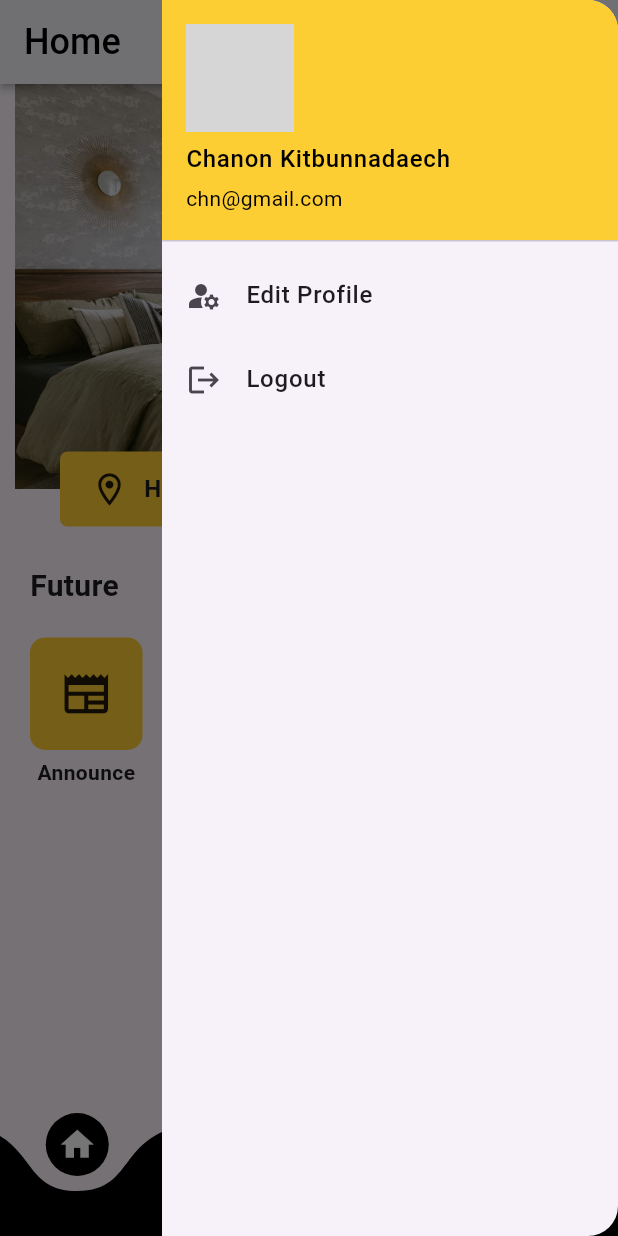
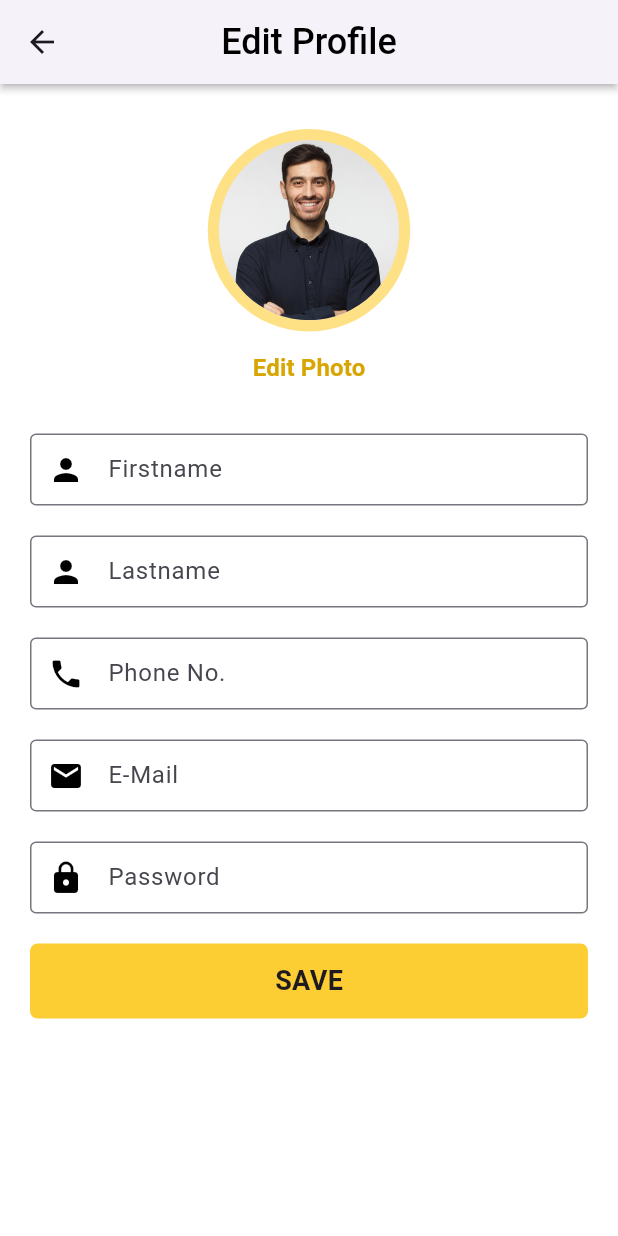
Before and after one commit to NonChanon/Dormy_App, a Flutter app: the HomePage screen opened directly, in the side drawer, after a tap on "Edit Profile", on a phone screen of 412 x 824 dp. Run offline on Flutter 3.47's test engine with Material 3 defaults, Android fonts, the phone set to English and light mode, and no system bars; drawn by our look-alikes of curved_navigation_bar; our stand-ins replace get; grey boxes are pictures that could not be loaded.

```diff
--- a/lib/src/pages/edit_profile.dart
+++ b/lib/src/pages/edit_profile.dart
@@ -0,0 +1,246 @@
+import 'dart:io';
+
+import 'package:flutter/material.dart';
+
+class EditProfile extends StatefulWidget {
+  @override
+  _EditProfileState createState() => _EditProfileState();
+}
+
+class _EditProfileState extends State<EditProfile> {
+  File? _imageFile; // รูปภาพที่ถูกเลือก
+  final _nameController = TextEditingController();
+  final _surnameController = TextEditingController();
+  final _emailController = TextEditingController();
+  final _phoneController = TextEditingController();
+  final _passwordController = TextEditingController();
+
+  @override
+  Widget build(BuildContext context) {
+    return Scaffold(
+      backgroundColor: Colors.white,
+      appBar: AppBar(
+        backgroundColor: Colors.white,
+        centerTitle: true,
+        title: Text("Edit Profile"),
+        elevation: 2,
+        shadowColor: Colors.black,
+        titleTextStyle: TextStyle(
+            color: Colors.black, fontSize: 24, fontWeight: FontWeight.w500),
+      ),
+      body: SingleChildScrollView(
+        child: Column(
+          crossAxisAlignment: CrossAxisAlignment.center,
+          children: [
+            Container(
+              margin: EdgeInsets.only(top: 30),
+              width: 135,
+              height: 135,
+              decoration: BoxDecoration(
+                shape: BoxShape.circle,
+                color: Color(0xFFFDCD34).withOpacity(0.6),
+              ),
+              child: Align(
+                alignment: Alignment.center,
+                child: CircleAvatar(
+                  radius: 60,
+                  backgroundImage:
+                      AssetImage('assets/image/profile_test.jpg'), // รูปโปรไฟล์
+                ),
+              ),
+            ),
+            // SizedBox(height: 40),
+            // GestureDetector(
+            //   onTap: _chooseImage,
+            //   child: CircleAvatar(
+            //     radius: 70,
+            //     backgroundImage: AssetImage('assets/image/profile_test.jpg'),
+            //     // backgroundImage: _imageFile != null
+            //     //     ? FileImage(_imageFile!)
+            //     //     : AssetImage('assets/default_profile_image.jpg'),
+            //   ),
+            // ),
+            TextButton(
+                onPressed: () {},
+                child: Text(
+                  'Edit Photo',
+                  style: TextStyle(
+                      fontSize: 16,
+                      fontWeight: FontWeight.bold,
+                      color: Color.fromARGB(255, 216, 166, 2)),
+                )),
+            SizedBox(height: 20),
+            Padding(
+              padding: EdgeInsets.symmetric(horizontal: 20),
+              child: Column(
+                children: [
+                  TextFormField(
+                    keyboardType: TextInputType.name,
+                    controller: _nameController,
+                    decoration: InputDecoration(
+                      focusedBorder: OutlineInputBorder(
+                        borderSide: BorderSide(color: Colors.black),
+                      ),
+                      contentPadding: EdgeInsets.symmetric(
+                          vertical: 12.0, horizontal: 15.0),
+                      hintText: 'Firstname',
+                      border: OutlineInputBorder(),
+                      prefixIcon: Icon(Icons.person, color: Colors.black),
+                    ),
+                    validator: (value) {
+                      bool nameValid = RegExp(r"^[a-zA-Z]").hasMatch(value!);
+                      if (value.isEmpty) {
+                        return "Enter Firstname";
+                      } else if (!nameValid) {
+                        return "Enter Valid Firstname";
+                      }
+                    },
+                  ),
+                  SizedBox(
+                    height: 20,
+                  ),
+                  TextFormField(
+                    keyboardType: TextInputType.name,
+                    controller: _surnameController,
+                    decoration: InputDecoration(
+                      focusedBorder: OutlineInputBorder(
+                        borderSide: BorderSide(color: Colors.black),
+                      ),
+                      contentPadding: EdgeInsets.symmetric(
+                          vertical: 12.0, horizontal: 15.0),
+                      hintText: 'Lastname',
+                      border: OutlineInputBorder(),
+                      prefixIcon: Icon(Icons.person, color: Colors.black),
+                    ),
+                    validator: (value) {
+                      bool lastnameValid =
+                          RegExp(r"^[a-zA-Z]").hasMatch(value!);
+                      if (value.isEmpty) {
+                        return "Enter Lastname";
+                      } else if (!lastnameValid) {
+                        return "Enter Valid Lastname";
+                      }
+                    },
+                  ),
+                  SizedBox(
+                    height: 20,
+                  ),
+                  TextFormField(
+                    keyboardType: TextInputType.phone,
+                    controller: _phoneController,
+                    decoration: InputDecoration(
+                      focusedBorder: OutlineInputBorder(
+                        borderSide: BorderSide(color: Colors.black),
+                      ),
+                      contentPadding: EdgeInsets.symmetric(
+                          vertical: 12.0, horizontal: 15.0),
+                      hintText: 'Phone No.',
+                      border: OutlineInputBorder(),
+                      prefixIcon: Icon(Icons.phone, color: Colors.black),
+                    ),
+                    validator: (value) {
+                      bool numValid = RegExp(r"^[0-9]").hasMatch(value!);
+                      if (value.isEmpty) {
+                        return "Enter Phone No.";
+                      } else if (!numValid) {
+                        return "Enter Valid Phone No.";
+                      }
+                    },
+                  ),
+                  SizedBox(
+                    height: 20,
+                  ),
+                  TextFormField(
+                    keyboardType: TextInputType.emailAddress,
+                    controller: _emailController,
+                    decoration: InputDecoration(
+                      focusedBorder: OutlineInputBorder(
+                        borderSide: BorderSide(color: Colors.black),
+                      ),
+                      contentPadding: EdgeInsets.symmetric(
+                          vertical: 12.0, horizontal: 15.0),
+                      hintText: 'E-Mail',
+                      border: OutlineInputBorder(),
+                      prefixIcon: Icon(Icons.email, color: Colors.black),
+                    ),
+                    validator: (value) {
+                      bool emailValid = RegExp(
+                              r"^[a-zA-Z0-9.a-z-A-Z0-9.!#$%&'*+-/=?^_`{|}~]+@[a-zA-Z0-9]+\.[a-zA-Z]+")
+                          .hasMatch(value!);
+                      if (value.isEmpty) {
+                        return "Enter Email";
+                      } else if (!emailValid) {
+                        return "Enter Valid Email";
+                      }
+                    },
+                  ),
+                  SizedBox(
+                    height: 20,
+                  ),
+                  TextFormField(
+                    keyboardType: TextInputType.visiblePassword,
+                    controller: _passwordController,
+                    decoration: InputDecoration(
+                      focusedBorder: OutlineInputBorder(
+                        borderSide: BorderSide(color: Colors.black),
+                      ),
+                      contentPadding: EdgeInsets.symmetric(
+                          vertical: 12.0, horizontal: 15.0),
+                      hintText: 'Password',
+                      border: OutlineInputBorder(),
+                      prefixIcon: Icon(Icons.lock, color: Colors.black),
+                    ),
+                    validator: (value) {
+                      if (value!.isEmpty) {
+                        return "Enter Password";
+                      } else if (_passwordController.text.length < 8) {
+                        return "Password lenght should be more than 8 characters";
+                      }
+                      return null;
+                    },
+                  ),
+                  SizedBox(height: 20),
+                  InkWell(
+                    onTap: () {},
+                    child: Container(
+                      height: 50,
+                      decoration: BoxDecoration(
+                        color: Color(0xFFFDCD34),
+                        borderRadius: BorderRadius.circular(5),
+                      ),
+                      child: Center(
+                        child: Text(
+                          'SAVE',
+                          style: TextStyle(
+                              fontSize: 18, fontWeight: FontWeight.bold),
+                        ),
+                      ),
+                    ),
+                  ),
+                ],
+              ),
+            ),
+          ],
+        ),
+      ),
+    );
+  }
+
+  void _chooseImage() {
+    // TODO: เพิ่มโค้ดสำหรับการเลือกรูปภาพ
+  }
+
+  void _saveProfile() {
+    // TODO: เพิ่มโค้ดสำหรับการบันทึกข้อมูลโปรไฟล์
+  }
+
+  @override
+  void dispose() {
+    _nameController.dispose();
+    _surnameController.dispose();
+    _emailController.dispose();
+    _phoneController.dispose();
+    _passwordController.dispose();
+    super.dispose();
+  }
+}
--- a/lib/src/pages/home_page.dart
+++ b/lib/src/pages/home_page.dart
@@ -1,5 +1,6 @@
 import 'package:curved_navigation_bar/curved_navigation_bar.dart';
 import 'package:dorm_app/%E0%B8%B5%E0%B8%B5utils/authController.dart';
+import 'package:dorm_app/src/pages/edit_profile.dart';
 import 'package:dorm_app/src/pages/user/Invoice.dart';
 import 'package:dorm_app/src/pages/community.dart';
 import 'package:dorm_app/src/pages/home.dart';
@@ -143,6 +144,7 @@ class _HomePageState extends State<HomePage> {
 
   Drawer buildDrawer() {
     return Drawer(
+      backgroundColor: Colors.white,
       shape: const RoundedRectangleBorder(
         borderRadius: BorderRadius.only(
             topRight: Radius.circular(20), bottomRight: Radius.circular(20)),
@@ -165,7 +167,7 @@ class _HomePageState extends State<HomePage> {
                   TextStyle(color: Colors.black, fontWeight: FontWeight.w400),
             ),
             currentAccountPicture: CircleAvatar(
-              backgroundImage: AssetImage('assets/image/profile_picture.jpg'),
+              backgroundImage: AssetImage('assets/image/profile_test.jpg'),
             ),
           ),
           ListTile(
@@ -173,6 +175,7 @@ class _HomePageState extends State<HomePage> {
             title: Text('Edit Profile',
                 style: TextStyle(fontWeight: FontWeight.w500)),
             onTap: () {
+              Get.to(EditProfile());
               // Do something when Edit Profile is tapped
             },
           ),
--- a/lib/src/pages/new_post.dart
+++ b/lib/src/pages/new_post.dart
@@ -30,18 +30,17 @@ class _NewPostPageState extends State<NewPostPage> {
       ),
       body: SingleChildScrollView(
         child: Container(
-          margin: const EdgeInsets.only(top: 10, left: 10, right: 10),
           decoration: BoxDecoration(
             color: Colors.white,
             boxShadow: const [
               BoxShadow(
                 color: Color(0xFFb7b7b7),
                 blurRadius: 2.0,
-                offset: Offset(0, 5),
+                offset: Offset(0, 2),
               ),
             ],
           ),
-          padding: const EdgeInsets.all(10),
+          padding: const EdgeInsets.all(20),
           child: Column(
             crossAxisAlignment: CrossAxisAlignment.start,
             children: [
--- a/lib/src/pages/user/new_report.dart
+++ b/lib/src/pages/user/new_report.dart
@@ -28,18 +28,17 @@ class _NewReportPageState extends State<NewReportPage> {
       ),
       body: SingleChildScrollView(
         child: Container(
-          margin: const EdgeInsets.only(top: 10, left: 10, right: 10),
           decoration: BoxDecoration(
             color: Colors.white,
             boxShadow: const [
               BoxShadow(
                 color: Color(0xFFb7b7b7),
                 blurRadius: 2.0,
-                offset: Offset(0, 5),
+                offset: Offset(0, 2),
               ),
             ],
           ),
-          padding: const EdgeInsets.all(10),
+          padding: const EdgeInsets.all(20),
           child: Column(
             crossAxisAlignment: CrossAxisAlignment.start,
             children: [
```
Also changed, not shown: lib/src/component/community_body.dart (+35 -6 lines), lib/src/pages/post.dart (added, +255 -0 lines).
